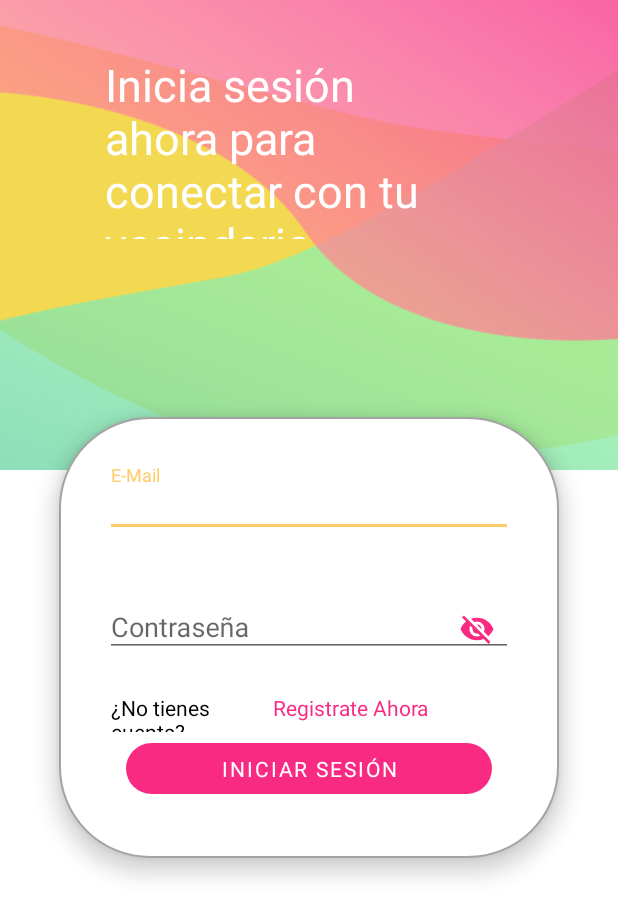
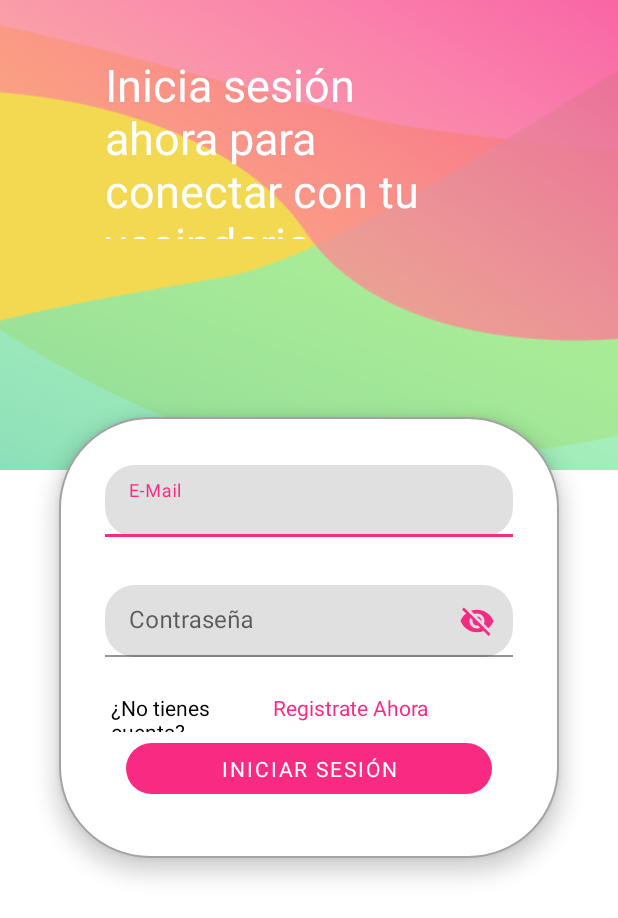
Before and after one commit to Fran2712/Homeis, an Android app: the screen it shows after launch (LoginScreen), on a phone screen of 412 x 824 dp. Shown: the top 918 px of the screen. Run offline under Robolectric (Android 15) with nearby library versions, the phone set to English and light mode, and no system bars; Roboto replaces fonts that are not available here.

Commit message:
navegacion aplicacion hecha

```diff
--- a/app/src/main/java/com/PIFF/Homeis/Direccion.java
+++ b/app/src/main/java/com/PIFF/Homeis/Direccion.java
@@ -18,6 +18,8 @@ public class Direccion extends AppCompatActivity {
             @Override
             public void onClick(View v) {
                 Intent intent = new Intent(Direccion.this, MainActivity.class);
+                intent.addFlags(Intent.FLAG_ACTIVITY_NEW_TASK);
+                intent.addFlags(Intent.FLAG_ACTIVITY_CLEAR_TASK);
                 startActivity(intent);
             }
         });
--- a/app/src/main/java/com/PIFF/Homeis/LoginScreen.java
+++ b/app/src/main/java/com/PIFF/Homeis/LoginScreen.java
@@ -21,6 +21,8 @@ public class LoginScreen extends AppCompatActivity {
             @Override
             public void onClick(View v) {
                  Intent intent = new Intent(LoginScreen.this, MainActivity.class);
+                 intent.addFlags(Intent.FLAG_ACTIVITY_NEW_TASK);
+                 intent.addFlags(Intent.FLAG_ACTIVITY_CLEAR_TASK);
                  startActivity(intent);
             }
         });
--- a/app/src/main/res/layout/activity_login.xml
+++ b/app/src/main/res/layout/activity_login.xml
@@ -4,8 +4,7 @@
     xmlns:tools="http://schemas.android.com/tools"
     android:layout_width="match_parent"
     android:layout_height="match_parent"
-    android:background="@android:color/white"
-    tools:context=".LoginScreen">
+    android:background="@android:color/white">
 
     <View
         android:id="@+id/view"
--- a/app/src/main/res/values/styles.xml
+++ b/app/src/main/res/values/styles.xml
@@ -1,5 +1,5 @@
 <resources>
-    <style name="AppThemeNoBar" parent="Theme.AppCompat.Light.NoActionBar">
+    <style name="AppThemeNoBar" parent="Theme.MaterialComponents.DayNight.NoActionBar">
         <!-- Customize your theme here. -->
         <item name="colorPrimary">@color/colorPrimary</item>
         <item name="colorPrimaryDark">@color/colorPrimaryDark</item>
@@ -7,7 +7,7 @@
         <item name="colorPrimarySurface">@color/colorAccent2</item>
         <item name="colorSecondary">@color/colorAccent3</item>
     </style>
-    <style name="AppTheme" parent="Theme.AppCompat.Light">
+    <style name="AppTheme" parent="Theme.MaterialComponents.DayNight">
         <!-- Customize your theme here. -->
         <item name="colorPrimary">@color/colorPrimary</item>
         <item name="colorPrimaryDark">@color/colorPrimaryDark</item>
```
